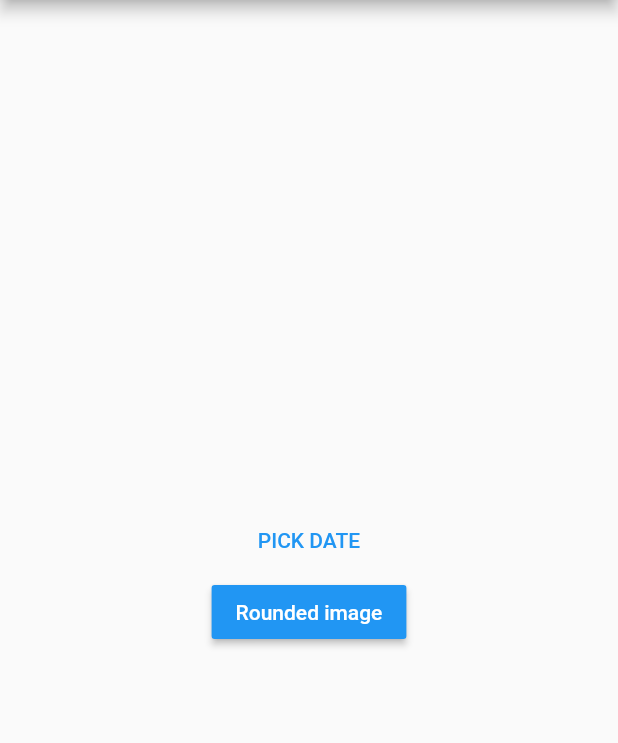
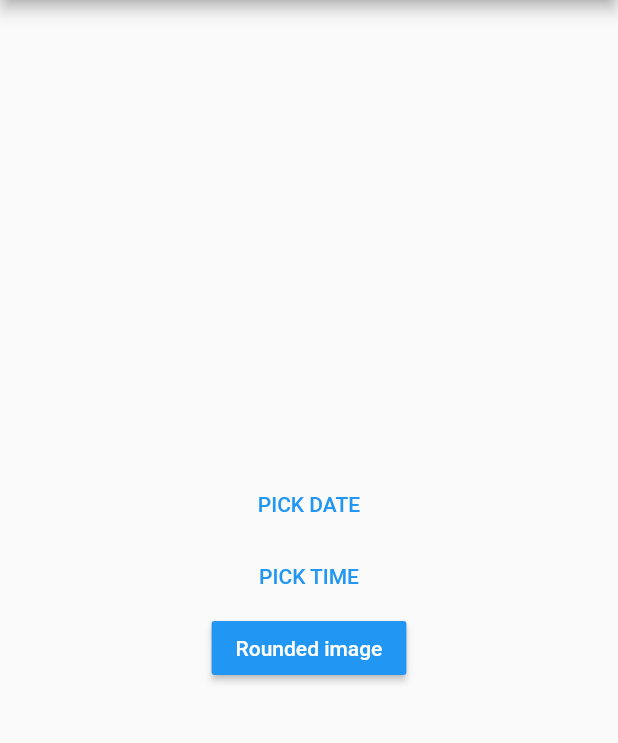
Before and after one commit to aubykhan/flutter-ui-experiments, a Flutter app: the screen it shows after launch, on a phone screen of 412 x 824 dp, the part 84-827 px from its top. Run offline on Flutter 3.47's test engine with Material 2 defaults, Android fonts, the phone set to English and light mode, and no system bars.

Commit message:
Add date and time pickers sample for a friend ;)

```diff
--- a/lib/main.dart
+++ b/lib/main.dart
@@ -38,6 +38,7 @@ class MyHomePage extends StatelessWidget {
           mainAxisAlignment: MainAxisAlignment.center,
           children: <Widget>[
             new DatePicker(),
+            new TimePicker(),
             new MaterialButton(
               color: Theme.of(context).accentColor,
               textColor: Colors.white,
@@ -81,3 +82,30 @@ class _DatePickerState extends State<DatePicker> {
     );
   }
 }
+
+class TimePicker extends StatefulWidget {
+  @override
+  _TimePickerState createState() => new _TimePickerState();
+}
+
+class _TimePickerState extends State<TimePicker> {
+  TimeOfDay _time;
+
+  @override
+  Widget build(BuildContext context) {
+    return new FlatButton(
+      child: new Text(
+        _time == null ? 'PICK TIME' : _time.format(context),
+      ),
+      textColor: Theme.of(context).accentColor,
+      onPressed: () async {
+        var time = await showTimePicker(
+          context: context,
+          initialTime: new TimeOfDay.now(),
+        );
+
+        setState(() => _time = time);
+      },
+    );
+  }
+}
```
